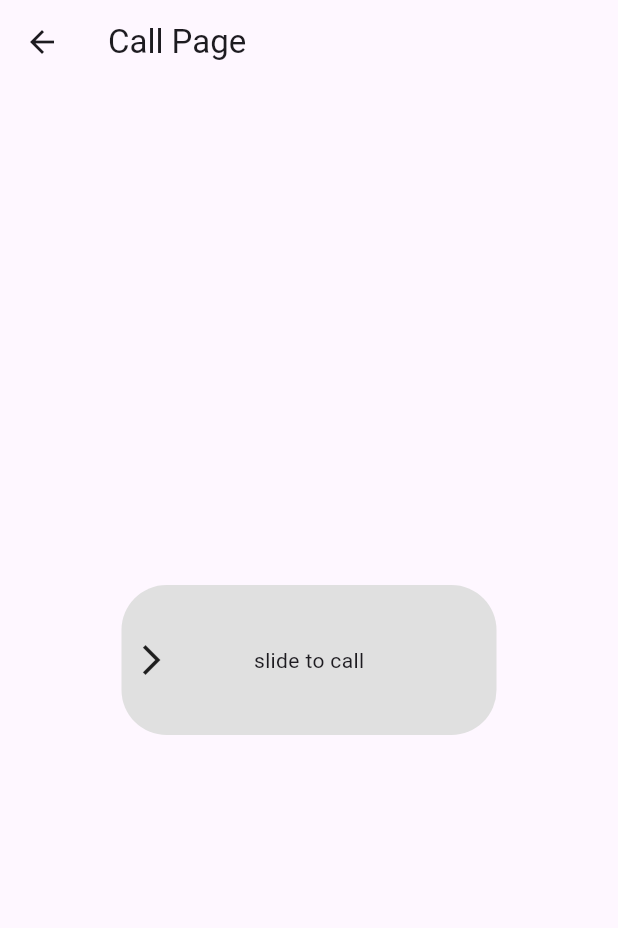
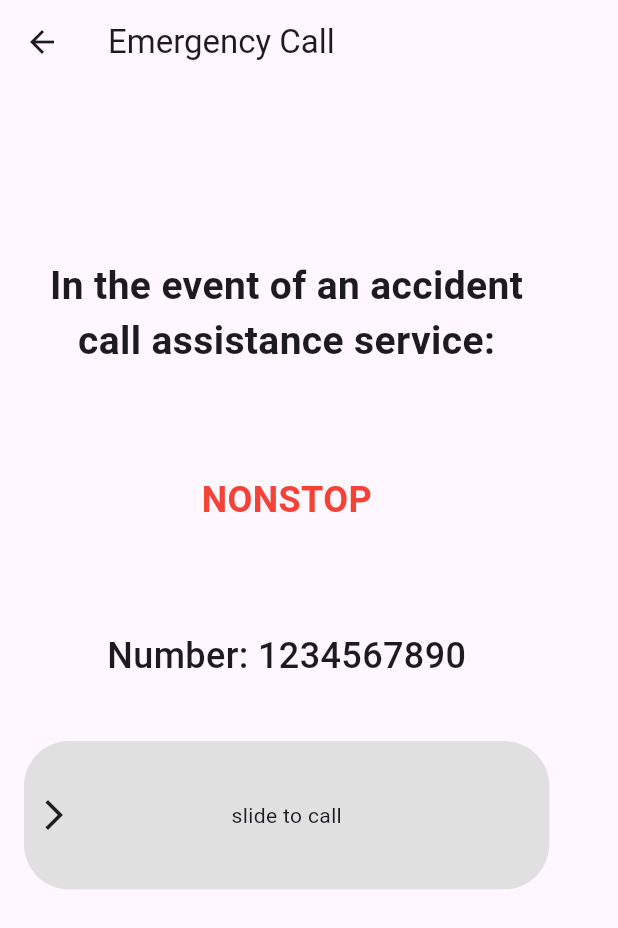
Before and after one commit to fix1t/but-itu-cartrack, a Flutter app: the HelpCallPage screen opened by its route, on a phone screen of 412 x 824 dp. Shown: the top 928 px of the screen. Run offline on Flutter 3.47's test engine with Material 3 defaults, Android fonts, the phone set to English and light mode, and no system bars; our stand-ins replace firebase_core, firebase_database; accounts and stored records are empty.

Commit message:
working help

```diff
--- a/lib/src/view/car_home_help_screen.dart
+++ b/lib/src/view/car_home_help_screen.dart
@@ -8,22 +8,63 @@ class HelpCallPage extends StatefulWidget {
 
 class _HelpCallPageState extends State<HelpCallPage> {
   double _slideValue = 0.0;
-  final double _sliderWidth = 250;
   final double _sliderHeight = 100;
-
 
   @override
   Widget build(BuildContext context) {
+    // Get the screen width
+    double screenWidth = MediaQuery.of(context).size.width;
+    double screenHeight = MediaQuery.of(context).size.height;
+    // Set the slider width to be 90% of the screen width
+    final double _sliderWidth = screenWidth * 0.85;
+    final double _sliderHeight = screenHeight * 0.12;
+
     return Scaffold(
       appBar: AppBar(
-        title: Text('Call Page'),
+        title: Text('Emergency Call'),
       ),
-      body: Center(
-        child: GestureDetector(
+      body: Padding(
+        padding: const EdgeInsets.all(16.0),
+        child: Column(
+          mainAxisAlignment: MainAxisAlignment.start,
+          crossAxisAlignment: CrossAxisAlignment.center,
+          children: [
+            SizedBox(height: 100.0),
+            Text(
+              'In the event of an accident\ncall assistance service:',
+              textAlign: TextAlign.center,
+              style: TextStyle(
+                fontSize: 26.0,
+                fontWeight: FontWeight.bold,
+              ),
+            ),
+            SizedBox(height: 70.0),
+            // Adjust this value as needed for spacing
+            Text(
+              'NONSTOP',
+              style: TextStyle(
+                fontSize: 24.0,
+                color: Colors.red,
+                fontWeight: FontWeight.bold,
+              ),
+            ),
+            SizedBox(height: 70.0),
+            // Adjust this value as needed for spacing
+            Text(
+              'Number: 1234567890', // Replace with the actual number
+              style: TextStyle(
+                fontSize: 24.0,
+                fontWeight: FontWeight.w500,
+              ),
+            ),
+            SizedBox(height: 40.0),
+            // Reduce this value to bring the slider closer to the number
+            GestureDetector(
               onHorizontalDragUpdate: (details) {
                 // Update the slider value only if the drag is to the right
                 if (details.primaryDelta! > 0) {
-              double newSlideValue = _slideValue + details.primaryDelta! / _sliderWidth;
+                  double newSlideValue =
+                      _slideValue + details.primaryDelta! / _sliderWidth;
                   newSlideValue = newSlideValue.clamp(0.0, 1.0);
 
                   setState(() {
@@ -32,7 +73,8 @@ class _HelpCallPageState extends State<HelpCallPage> {
 
                   // If the slider reaches the end, make the call
                   if (_slideValue == 1.0) {
-                _makePhoneCall('1234567890'); // Replace with your phone number
+                    _makePhoneCall(
+                        '1234567890'); // Replace with your phone number
                   }
                 }
               },
@@ -59,7 +101,7 @@ class _HelpCallPageState extends State<HelpCallPage> {
                         borderRadius: BorderRadius.circular(30.0),
                       ),
                     ),
-                Align(
+                    const Align(
                       alignment: Alignment.centerLeft,
                       child: Padding(
                         padding: EdgeInsets.symmetric(horizontal: 8.0),
@@ -76,6 +118,8 @@ class _HelpCallPageState extends State<HelpCallPage> {
                   ],
                 ),
               ),
+            ),
+          ],
         ),
       ),
     );
```
Lines whose indentation alone changed are shown as unchanged.
